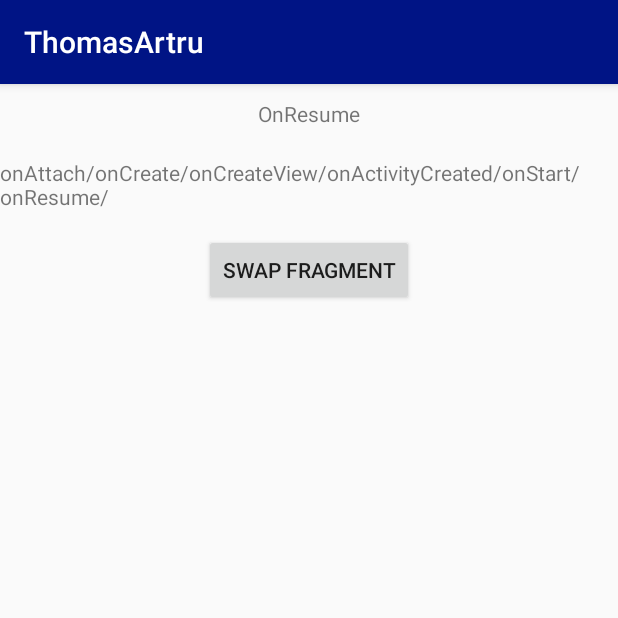
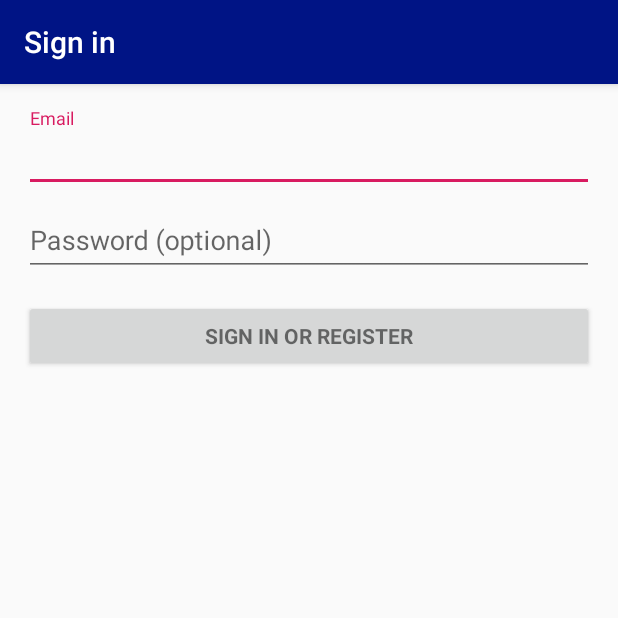
Before and after one commit to Thoril/AndroidSecurityProject, an Android app: the HomeActivity screen opened directly, with no data from a screen before it, after a tap on an icon or button, on a phone screen of 412 x 824 dp, the top half of it. Run offline under Robolectric (Android 15) with nearby library versions, the phone set to English and light mode, and no system bars; our stand-ins replace Volley; 3 statements that could not run were skipped.

```diff
--- a/AndroidToolBox/app/build.gradle
+++ b/AndroidToolBox/app/build.gradle
@@ -28,7 +28,8 @@ dependencies {
     implementation 'com.android.support:appcompat-v7:28.0.0'
     implementation 'com.android.support.constraint:constraint-layout:1.1.3'
     implementation 'com.android.support:support-v4:28.0.0'
-    implementation 'com.google.code.gson:gson:2.8.2'
+    implementation 'com.google.code.gson:gson:2.8.5'
+    implementation 'com.android.support:design:28.0.0'
     testImplementation 'junit:junit:4.12'
     androidTestImplementation 'com.android.support.test:runner:1.0.2'
     androidTestImplementation 'com.android.support.test.espresso:espresso-core:3.0.2'
@@ -43,5 +44,7 @@ dependencies {
     implementation 'com.squareup.retrofit2:adapter-rxjava2:2.4.0'
     implementation 'io.reactivex.rxjava2:rxjava:2.1.9'
     implementation 'io.reactivex.rxjava2:rxandroid:2.0.2'
+    implementation 'com.google.android.gms:play-services-auth:16.0.1'
+
 
 }
--- a/AndroidToolBox/app/src/main/java/fr/isen/artru/androidtoolbox/CycleDeVieActivity.kt
+++ /dev/null
@@ -1,61 +0,0 @@
-package fr.isen.artru.androidtoolbox
-
-import android.graphics.Color
-import android.net.Uri
-import android.support.v7.app.AppCompatActivity
-import android.os.Bundle
-import android.util.Log
-import android.widget.Toast
-import kotlinx.android.synthetic.main.activity_cycle_de_vie.*
-import kotlin.random.Random
-
-class CycleDeVieActivity : AppCompatActivity(), CycleDeVieFragment.OnFragmentInteractionListener {
-
-    override fun onFragmentInteraction(uri: Uri) {
-        TODO("not implemented") //To change body of created functions use File | Settings | File Templates.
-    }
-
-    override fun onCreate(savedInstanceState: Bundle?) {
-        super.onCreate(savedInstanceState)
-        Log.w("LifeCycle","Create")
-        setContentView(R.layout.activity_cycle_de_vie)
-        swapFragment.setOnClickListener{
-            fragment.fragmentManager!!.beginTransaction().replace(R.id.fragment, CycleDeVieFragment()).commit()
-            fragment.view!!.setBackgroundColor(Color.argb(255, Random.nextInt(256), Random.nextInt(256), Random.nextInt(256)))
-        }
-    }
-
-    override fun onStart() {
-        super.onStart()
-        Log.w("LifeCycle","onStart")
-    }
-
-    override fun onResume() {
-        super.onResume()
-        Log.w("LifeCycle","OnResume")
-        activityState.setText("OnResume")
-    }
-
-    override fun onPause() {
-        super.onPause()
-        Log.w("LifeCycle","OnPause")
-        activityState.setText("OnPause")
-    }
-
-    override fun onStop() {
-        super.onStop()
-        Log.w("LifeCycle","OnStop")
-        activityState.setText("OnStop")
-    }
-
-    override fun onRestart() {
-        super.onRestart()
-        Log.w("LifeCycle","onRestart")
-    }
-
-    override fun onDestroy() {
-        super.onDestroy()
-        Log.w("LifeCycle","onDestroy")
-        Toast.makeText(this, "OnDestroy", Toast.LENGTH_SHORT).show()
-    }
-}
--- a/AndroidToolBox/app/src/main/java/fr/isen/artru/androidtoolbox/CycleDeVieFragment.kt
+++ /dev/null
@@ -1,158 +0,0 @@
-package fr.isen.artru.androidtoolbox
-
-import android.content.Context
-import android.net.Uri
-import android.os.Bundle
-import android.support.v4.app.Fragment
-import android.util.Log
-import android.view.LayoutInflater
-import android.view.View
-import android.view.ViewGroup
-import kotlinx.android.synthetic.main.fragment_cycle_de_vie.*
-
-
-// TODO: Rename parameter arguments, choose names that match
-// the fragment initialization parameters, e.g. ARG_ITEM_NUMBER
-private const val ARG_PARAM1 = "param1"
-private const val ARG_PARAM2 = "param2"
-
-/**
- * A simple [Fragment] subclass.
- * Activities that contain this fragment must implement the
- * [CycleDeVieFragment.OnFragmentInteractionListener] interface
- * to handle interaction events.
- * Use the [CycleDeVieFragment.newInstance] factory method to
- * create an instance of this fragment.
- *
- */
-class CycleDeVieFragment : Fragment() {
-    // TODO: Rename and change types of parameters
-    private var param1: String? = null
-    private var param2: String? = null
-    private var listener: OnFragmentInteractionListener? = null
-    private var lifeCycle: String = ""
-    override fun onCreate(savedInstanceState: Bundle?) {
-        super.onCreate(savedInstanceState)
-        arguments?.let {
-            param1 = it.getString(ARG_PARAM1)
-            param2 = it.getString(ARG_PARAM2)
-        }
-        lifeCycle += "onCreate/"
-        Log.i("LifeCycleFragment","onCreate")
-    }
-
-    override fun onCreateView(
-        inflater: LayoutInflater, container: ViewGroup?,
-        savedInstanceState: Bundle?
-    ): View? {
-        Log.i("LifeCycleFragment","onCreateView")
-        lifeCycle += "onCreateView/"
-        // Inflate the layout for this fragment
-        return inflater.inflate(R.layout.fragment_cycle_de_vie, container, false)
-
-    }
-
-    // TODO: Rename method, update argument and hook method into UI event
-    fun onButtonPressed(uri: Uri) {
-        listener?.onFragmentInteraction(uri)
-    }
-
-    override fun onActivityCreated(savedInstanceState: Bundle?) {
-        super.onActivityCreated(savedInstanceState)
-        Log.i("LifeCycleFragment","onActivityCreated")
-        lifeCycle += "onActivityCreated/"
-    }
-
-    override fun onStart() {
-        super.onStart()
-        Log.i("LifeCycleFragment","onStart")
-        lifeCycle += "onStart/"
-        lifeCycleFragment.text = lifeCycle
-    }
-
-    override fun onResume() {
-        super.onResume()
-        Log.i("LifeCycleFragment","onResume")
-        lifeCycle += "onResume/"
-        lifeCycleFragment.text = lifeCycle
-    }
-
-    override fun onPause() {
-        super.onPause()
-        Log.i("LifeCycleFragment","onPause")
-        lifeCycle += "onPause/"
-        lifeCycleFragment.text = lifeCycle
-    }
-
-    override fun onStop() {
-        super.onStop()
-        Log.i("LifeCycleFragment","onStop")
-        lifeCycle += "onStop/"
-    }
-
-    override fun onDestroyView() {
-        super.onDestroyView()
-        Log.i("LifeCycleFragment","onDestroyView")
-        lifeCycle += "onDestroyView/"
-    }
-
-    override fun onDestroy() {
-        super.onDestroy()
-        Log.i("LifeCycleFragment","onDestroy")
-        lifeCycle += "onDestroy/"
-    }
-
-    override fun onAttach(context: Context) {
-        super.onAttach(context)
-        if (context is OnFragmentInteractionListener) {
-            listener = context
-        } else {
-            throw RuntimeException(context.toString() + " must implement OnFragmentInteractionListener")
-        }
-        Log.i("LifeCycleFragment","onAttach")
-        lifeCycle += "onAttach/"
-    }
-
-    override fun onDetach() {
-        super.onDetach()
-        Log.i("LifeCycleFragment","onDetach")
-        lifeCycle += "onDetach/"
-        listener = null
-    }
-
-    /**
-     * This interface must be implemented by activities that contain this
-     * fragment to allow an interaction in this fragment to be communicated
-     * to the activity and potentially other fragments contained in that
-     * activity.
-     *
-     *
-     * See the Android Training lesson [Communicating with Other Fragments]
-     * (http://developer.android.com/training/basics/fragments/communicating.html)
-     * for more information.
-     */
-    interface OnFragmentInteractionListener {
-        // TODO: Update argument type and name
-        fun onFragmentInteraction(uri: Uri)
-    }
-
-    companion object {
-        /**
-         * Use this factory method to create a new instance of
-         * this fragment using the provided parameters.
-         *
-         * @param param1 Parameter 1.
-         * @param param2 Parameter 2.
-         * @return A new instance of fragment CycleDeVieFragment.
-         */
-        // TODO: Rename and change types and number of parameters
-        @JvmStatic
-        fun newInstance(param1: String, param2: String) =
-            CycleDeVieFragment().apply {
-                arguments = Bundle().apply {
-                    putString(ARG_PARAM1, param1)
-                    putString(ARG_PARAM2, param2)
-                }
-            }
-    }
-}
--- a/AndroidToolBox/app/src/main/java/fr/isen/artru/androidtoolbox/HomeActivity.kt
+++ b/AndroidToolBox/app/src/main/java/fr/isen/artru/androidtoolbox/HomeActivity.kt
@@ -13,7 +13,7 @@ class HomeActivity : AppCompatActivity() {
         super.onCreate(savedInstanceState)
         setContentView(R.layout.activity_home)
         imageCycleDeVie.setOnClickListener{
-            startActivity(Intent(this, CycleDeVieActivity::class.java))
+            startActivity(Intent(this,SharedprefActivity::class.java))
         }
         deconnexion.setOnClickListener{
             val sharedPref = getSharedPreferences("LOGIN", Context.MODE_PRIVATE)
--- a/AndroidToolBox/app/src/main/res/layout/activity_cycle_de_vie.xml
+++ /dev/null
@@ -1,31 +0,0 @@
-<?xml version="1.0" encoding="utf-8"?>
-<android.support.constraint.ConstraintLayout
-        xmlns:android="http://schemas.android.com/apk/res/android"
-        xmlns:tools="http://schemas.android.com/tools"
-        xmlns:app="http://schemas.android.com/apk/res-auto"
-        android:layout_width="match_parent"
-        android:layout_height="match_parent"
-        tools:context=".CycleDeVieActivity">
-
-    <TextView
-            android:layout_width="wrap_content"
-            android:layout_height="wrap_content"
-            android:layout_marginTop="10dp"
-            app:layout_constraintTop_toTopOf="parent" app:layout_constraintStart_toStartOf="parent"
-            android:layout_marginStart="8dp" app:layout_constraintEnd_toEndOf="parent" android:layout_marginEnd="8dp"
-            android:id="@+id/activityState" tools:text="test etat"/>
-    <fragment
-            android:layout_width="wrap_content"
-            android:layout_height="wrap_content" android:name="fr.isen.artru.androidtoolbox.CycleDeVieFragment"
-            android:id="@+id/fragment" android:layout_marginTop="20dp"
-            app:layout_constraintTop_toBottomOf="@+id/activityState" app:layout_constraintEnd_toEndOf="parent"
-            android:layout_marginEnd="8dp" app:layout_constraintStart_toStartOf="parent"
-            android:layout_marginStart="8dp"/>
-    <Button
-            android:text="@string/swap_fragment"
-            android:layout_width="wrap_content"
-            android:layout_height="wrap_content"
-            android:id="@+id/swapFragment" app:layout_constraintEnd_toEndOf="parent" android:layout_marginEnd="8dp"
-            app:layout_constraintStart_toStartOf="parent" android:layout_marginStart="8dp"
-            android:layout_marginTop="15dp" app:layout_constraintTop_toBottomOf="@+id/fragment"/>
-</android.support.constraint.ConstraintLayout>
--- /dev/null
+++ b/AndroidToolBox/app/src/main/res/layout/activity_sharedpref.xml
@@ -0,0 +1,78 @@
+<?xml version="1.0" encoding="utf-8"?>
+<LinearLayout xmlns:android="http://schemas.android.com/apk/res/android"
+              xmlns:tools="http://schemas.android.com/tools"
+              android:layout_width="match_parent"
+              android:layout_height="match_parent"
+              android:gravity="center_horizontal"
+              android:orientation="vertical"
+              android:paddingBottom="@dimen/activity_vertical_margin"
+              android:paddingLeft="@dimen/activity_horizontal_margin"
+              android:paddingRight="@dimen/activity_horizontal_margin"
+              android:paddingTop="@dimen/activity_vertical_margin"
+              tools:context=".SharedprefActivity">
+
+    <!-- Login progress -->
+    <ProgressBar
+            android:id="@+id/login_progress"
+            style="?android:attr/progressBarStyleLarge"
+            android:layout_width="wrap_content"
+            android:layout_height="wrap_content"
+            android:layout_marginBottom="8dp"
+            android:visibility="gone"/>
+
+    <ScrollView
+            android:id="@+id/login_form"
+            android:layout_width="match_parent"
+            android:layout_height="match_parent">
+
+        <LinearLayout
+                android:id="@+id/email_login_form"
+                android:layout_width="match_parent"
+                android:layout_height="wrap_content"
+                android:orientation="vertical">
+
+            <android.support.design.widget.TextInputLayout
+                    android:layout_width="match_parent"
+                    android:layout_height="wrap_content">
+
+                <AutoCompleteTextView
+                        android:id="@+id/email"
+                        android:layout_width="match_parent"
+                        android:layout_height="wrap_content"
+                        android:hint="@string/prompt_email"
+                        android:inputType="textEmailAddress"
+                        android:maxLines="1"
+                        android:singleLine="true"/>
+
+            </android.support.design.widget.TextInputLayout>
+
+            <android.support.design.widget.TextInputLayout
+                    android:layout_width="match_parent"
+                    android:layout_height="wrap_content">
+
+                <EditText
+                        android:id="@+id/password"
+                        android:layout_width="match_parent"
+                        android:layout_height="wrap_content"
+                        android:hint="@string/prompt_password"
+                        android:imeActionId="6"
+                        android:imeActionLabel="@string/action_sign_in_short"
+                        android:imeOptions="actionUnspecified"
+                        android:inputType="textPassword"
+                        android:maxLines="1"
+                        android:singleLine="true" android:importantForAutofill="no"/>
+
+            </android.support.design.widget.TextInputLayout>
+
+            <Button
+                    android:id="@+id/email_sign_in_button"
+                    style="?android:textAppearanceSmall"
+                    android:layout_width="match_parent"
+                    android:layout_height="wrap_content"
+                    android:layout_marginTop="16dp"
+                    android:text="@string/action_sign_in"
+                    android:textStyle="bold"/>
+
+        </LinearLayout>
+    </ScrollView>
+</LinearLayout>
--- a/AndroidToolBox/app/src/main/res/layout/fragment_cycle_de_vie.xml
+++ /dev/null
@@ -1,14 +0,0 @@
-<?xml version="1.0" encoding="utf-8"?>
-<FrameLayout xmlns:android="http://schemas.android.com/apk/res/android"
-             xmlns:tools="http://schemas.android.com/tools"
-             android:layout_width="match_parent"
-             android:layout_height="match_parent"
-             tools:context=".CycleDeVieFragment">
-
-    <!-- TODO: Update blank fragment layout -->
-    <TextView
-            android:layout_width="match_parent"
-            android:layout_height="match_parent"
-            android:id="@+id/lifeCycleFragment"/>
-
-</FrameLayout>
--- /dev/null
+++ b/AndroidToolBox/app/src/main/res/values/dimens.xml
@@ -0,0 +1,5 @@
+<resources>
+    <!-- Default screen margins, per the Android Design guidelines. -->
+    <dimen name="activity_horizontal_margin">16dp</dimen>
+    <dimen name="activity_vertical_margin">16dp</dimen>
+</resources>
--- a/AndroidToolBox/app/src/main/res/values/strings.xml
+++ b/AndroidToolBox/app/src/main/res/values/strings.xml
@@ -6,7 +6,7 @@
     <string name="mot_de_passe">Mot de passe</string>
     <string name="logo_isen_yncrea">logo isen yncrea</string>
     <string name="bonjour">Bonjour</string>
-    <string name="cycle_de_vie">Cycle de Vie</string>
+    <string name="cycle_de_vie">Shared preference</string>
     <string name="sauvegarde">Sauvegarde</string>
     <string name="permissions">Permissions</string>
     <string name="webservices">WebServices</string>
@@ -33,4 +33,15 @@
     <string name="email">email</string>
     <string name="adresse">adresse</string>
     <string name="name">name</string>
+    <string name="title_activity_sharedpref">Sign in</string>
+    <!-- Strings related to login -->
+    <string name="prompt_email">Email</string>
+    <string name="prompt_password">Password (optional)</string>
+    <string name="action_sign_in">Sign in or register</string>
+    <string name="action_sign_in_short">Sign in</string>
+    <string name="error_invalid_email">This email address is invalid</string>
+    <string name="error_invalid_password">This password is too short</string>
+    <string name="error_incorrect_password">This password is incorrect</string>
+    <string name="error_field_required">This field is required</string>
+    <string name="permission_rationale">"Contacts permissions are needed for providing email completions."</string>
 </resources>
--- a/AndroidToolBox/build.gradle
+++ b/AndroidToolBox/build.gradle
@@ -1,14 +1,14 @@
 // Top-level build file where you can add configuration options common to all sub-projects/modules.
 
 buildscript {
-    ext.kotlin_version = '1.3.11'
+    ext.kotlin_version = '1.3.20'
     repositories {
         google()
         jcenter()
 
     }
     dependencies {
-        classpath 'com.android.tools.build:gradle:3.3.0'
+        classpath 'com.android.tools.build:gradle:3.3.1'
         classpath "org.jetbrains.kotlin:kotlin-gradle-plugin:$kotlin_version"
         // NOTE: Do not place your application dependencies here; they belong
         // in the individual module build.gradle files
```
Also changed, not shown: AndroidToolBox/app/src/main/AndroidManifest.xml (+10 -6 lines), AndroidToolBox/app/src/main/java/fr/isen/artru/androidtoolbox/ContactData.kt (+1 -12 lines), AndroidToolBox/app/src/main/java/fr/isen/artru/androidtoolbox/LoggedActivity.kt (added, +44 -0 lines), AndroidToolBox/app/src/main/java/fr/isen/artru/androidtoolbox/SharedprefActivity.kt (added, +127 -0 lines), AndroidToolBox/app/src/main/res/layout/activity_logged.xml (added, +27 -0 lines), AndroidToolBox/app/src/main/java/fr/isen/artru/androidtoolbox/CircleTransform.kt (indentation only).
